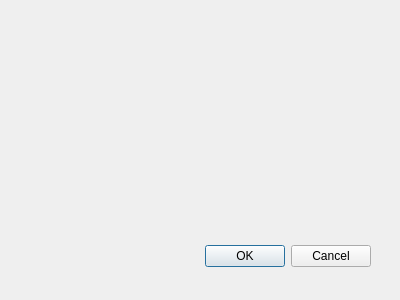
Above: LibraryManagementSystem/dialog.ui from jkxing/LibraryManagementSystem before the change. Below: the same form after it.
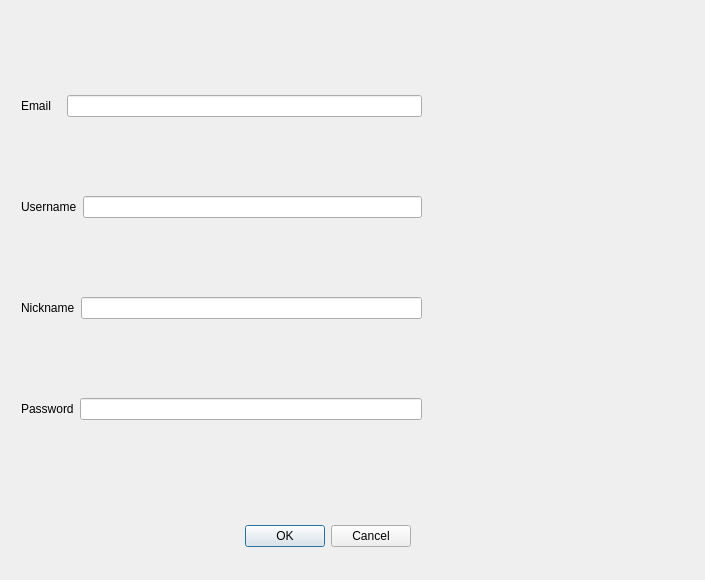
That is the form after the change.

```diff
--- a/LibraryManagementSystem/dialog.ui
+++ b/LibraryManagementSystem/dialog.ui
@@ -8,19 +8,22 @@
    <rect>
     <x>0</x>
     <y>0</y>
-    <width>400</width>
-    <height>300</height>
+    <width>705</width>
+    <height>580</height>
    </rect>
   </property>
   <property name="windowTitle">
    <string>Dialog</string>
   </property>
+  <property name="styleSheet">
+   <string notr="true"/>
+  </property>
   <widget class="QDialogButtonBox" name="buttonBox">
    <property name="geometry">
     <rect>
-     <x>30</x>
-     <y>240</y>
-     <width>341</width>
+     <x>200</x>
+     <y>520</y>
+     <width>211</width>
      <height>32</height>
     </rect>
    </property>
@@ -31,6 +34,74 @@
     <set>QDialogButtonBox::Cancel|QDialogButtonBox::Ok</set>
    </property>
   </widget>
+  <widget class="QWidget" name="layoutWidget">
+   <property name="geometry">
+    <rect>
+     <x>21</x>
+     <y>22</y>
+     <width>401</width>
+     <height>471</height>
+    </rect>
+   </property>
+   <layout class="QVBoxLayout" name="verticalLayout">
+    <item>
+     <layout class="QHBoxLayout" name="horizontalLayout">
+      <item>
+       <widget class="QLabel" name="label">
+        <property name="text">
+         <string>Email   </string>
+        </property>
+       </widget>
+      </item>
+      <item>
+       <widget class="QLineEdit" name="lineEdit"/>
+      </item>
+     </layout>
+    </item>
+    <item>
+     <layout class="QHBoxLayout" name="horizontalLayout_2">
+      <item>
+       <widget class="QLabel" name="label_2">
+        <property name="text">
+         <string>Username</string>
+        </property>
+       </widget>
+      </item>
+      <item>
+       <widget class="QLineEdit" name="lineEdit_2"/>
+      </item>
+     </layout>
+    </item>
+    <item>
+     <layout class="QHBoxLayout" name="horizontalLayout_3">
+      <item>
+       <widget class="QLabel" name="label_3">
+        <property name="text">
+         <string>Nickname</string>
+        </property>
+       </widget>
+      </item>
+      <item>
+       <widget class="QLineEdit" name="lineEdit_3"/>
+      </item>
+     </layout>
+    </item>
+    <item>
+     <layout class="QHBoxLayout" name="horizontalLayout_4">
+      <item>
+       <widget class="QLabel" name="label_4">
+        <property name="text">
+         <string>Password</string>
+        </property>
+       </widget>
+      </item>
+      <item>
+       <widget class="QLineEdit" name="lineEdit_4"/>
+      </item>
+     </layout>
+    </item>
+   </layout>
+  </widget>
  </widget>
  <pixmapfunction/>
  <resources/>
```
Left out of the diff: 5 changed lines with no effect on the pictures.
